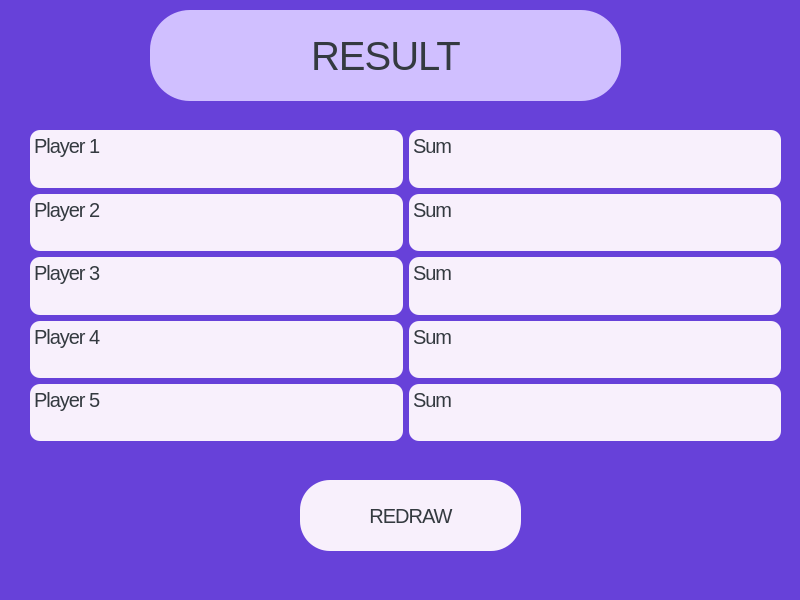
Qt form resultwindow.ui (arturgesiarz/Magic_Dice) before a commit.
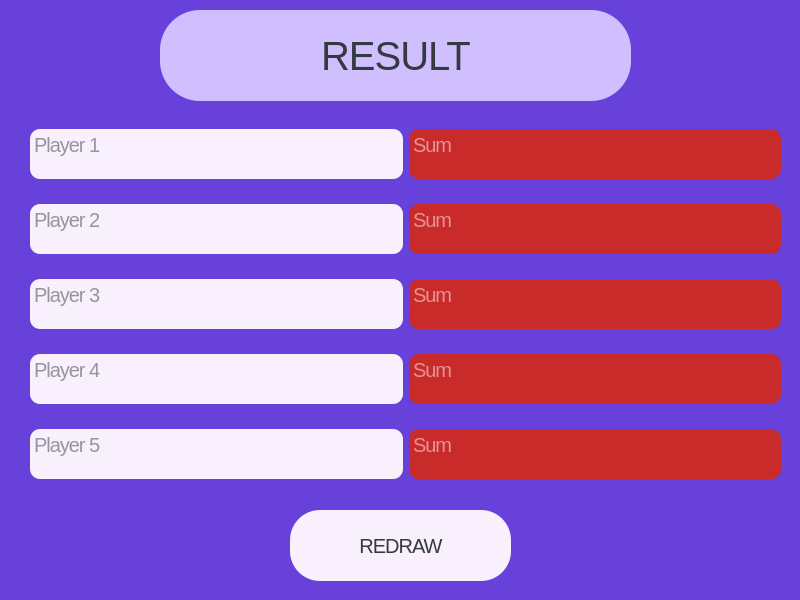
The same form after that commit.

What changed in the file:
```diff
--- a/resultwindow.ui
+++ b/resultwindow.ui
@@ -20,7 +20,7 @@
    <widget class="QLabel" name="resultLabel">
     <property name="geometry">
      <rect>
-      <x>150</x>
+      <x>160</x>
       <y>10</y>
       <width>471</width>
       <height>91</height>
@@ -44,8 +44,8 @@
    <widget class="QPushButton" name="btnRedraw">
     <property name="geometry">
      <rect>
-      <x>300</x>
-      <y>480</y>
+      <x>290</x>
+      <y>510</y>
       <width>221</width>
       <height>71</height>
      </rect>
@@ -67,9 +67,9 @@
     <property name="geometry">
      <rect>
       <x>30</x>
-      <y>130</y>
+      <y>110</y>
       <width>751</width>
-      <height>311</height>
+      <height>389</height>
      </rect>
     </property>
     <layout class="QHBoxLayout" name="horizontalLayout_3">
@@ -77,6 +77,12 @@
       <layout class="QVBoxLayout" name="verticalLayout_3">
        <item>
         <widget class="QTextEdit" name="player1">
+         <property name="maximumSize">
+          <size>
+           <width>16777215</width>
+           <height>50</height>
+          </size>
+         </property>
          <property name="styleSheet">
           <string notr="true">background-color: #f8f0fc;
 color: #343a40;
@@ -86,6 +92,12 @@
 border-radius: 10px;
 </string>
          </property>
+         <property name="readOnly">
+          <bool>true</bool>
+         </property>
+         <property name="markdown">
+          <string/>
+         </property>
          <property name="html">
           <string>&lt;!DOCTYPE HTML PUBLIC &quot;-//W3C//DTD HTML 4.0//EN&quot; &quot;http://www.w3.org/TR/REC-html40/strict.dtd&quot;&gt;
 &lt;html&gt;&lt;head&gt;&lt;meta name=&quot;qrichtext&quot; content=&quot;1&quot; /&gt;&lt;meta charset=&quot;utf-8&quot; /&gt;&lt;style type=&quot;text/css&quot;&gt;
@@ -94,15 +106,21 @@
 li.unchecked::marker { content: &quot;\2610&quot;; }
 li.checked::marker { content: &quot;\2612&quot;; }
 &lt;/style&gt;&lt;/head&gt;&lt;body style=&quot; font-family:'.AppleSystemUIFont'; font-size:20px; font-weight:400; font-style:normal; letter-spacing:-1px;&quot;&gt;
-&lt;p style=&quot; margin-top:0px; margin-bottom:0px; margin-left:0px; margin-right:0px; -qt-block-indent:0; text-indent:0px;&quot;&gt;&lt;span style=&quot; font-size:20px;&quot;&gt;Player 1&lt;/span&gt;&lt;/p&gt;&lt;/body&gt;&lt;/html&gt;</string>
+&lt;p style=&quot;-qt-paragraph-type:empty; margin-top:0px; margin-bottom:0px; margin-left:0px; margin-right:0px; -qt-block-indent:0; text-indent:0px;&quot;&gt;&lt;br /&gt;&lt;/p&gt;&lt;/body&gt;&lt;/html&gt;</string>
          </property>
          <property name="placeholderText">
-          <string/>
+          <string>Player 1  </string>
          </property>
         </widget>
        </item>
        <item>
         <widget class="QTextEdit" name="player2">
+         <property name="maximumSize">
+          <size>
+           <width>16777215</width>
+           <height>50</height>
+          </size>
+         </property>
          <property name="styleSheet">
           <string notr="true">background-color: #f8f0fc;
 color: #343a40;
@@ -112,6 +130,12 @@
 border-radius: 10px;
 </string>
          </property>
+         <property name="readOnly">
+          <bool>true</bool>
+         </property>
+         <property name="markdown">
+          <string/>
+         </property>
          <property name="html">
           <string>&lt;!DOCTYPE HTML PUBLIC &quot;-//W3C//DTD HTML 4.0//EN&quot; &quot;http://www.w3.org/TR/REC-html40/strict.dtd&quot;&gt;
 &lt;html&gt;&lt;head&gt;&lt;meta name=&quot;qrichtext&quot; content=&quot;1&quot; /&gt;&lt;meta charset=&quot;utf-8&quot; /&gt;&lt;style type=&quot;text/css&quot;&gt;
@@ -120,15 +144,21 @@
 li.unchecked::marker { content: &quot;\2610&quot;; }
 li.checked::marker { content: &quot;\2612&quot;; }
 &lt;/style&gt;&lt;/head&gt;&lt;body style=&quot; font-family:'.AppleSystemUIFont'; font-size:20px; font-weight:400; font-style:normal; letter-spacing:-1px;&quot;&gt;
-&lt;p style=&quot; margin-top:0px; margin-bottom:0px; margin-left:0px; margin-right:0px; -qt-block-indent:0; text-indent:0px;&quot;&gt;&lt;span style=&quot; font-size:20px;&quot;&gt;Player 2&lt;/span&gt;&lt;/p&gt;&lt;/body&gt;&lt;/html&gt;</string>
+&lt;p style=&quot;-qt-paragraph-type:empty; margin-top:0px; margin-bottom:0px; margin-left:0px; margin-right:0px; -qt-block-indent:0; text-indent:0px;&quot;&gt;&lt;br /&gt;&lt;/p&gt;&lt;/body&gt;&lt;/html&gt;</string>
          </property>
          <property name="placeholderText">
-          <string/>
+          <string>Player 2  </string>
          </property>
         </widget>
        </item>
        <item>
         <widget class="QTextEdit" name="player3">
+         <property name="maximumSize">
+          <size>
+           <width>16777215</width>
+           <height>50</height>
+          </size>
+         </property>
          <property name="styleSheet">
           <string notr="true">background-color: #f8f0fc;
 color: #343a40;
@@ -138,6 +168,12 @@
 border-radius: 10px;
 </string>
          </property>
+         <property name="readOnly">
+          <bool>true</bool>
+         </property>
+         <property name="markdown">
+          <string/>
+         </property>
          <property name="html">
           <string>&lt;!DOCTYPE HTML PUBLIC &quot;-//W3C//DTD HTML 4.0//EN&quot; &quot;http://www.w3.org/TR/REC-html40/strict.dtd&quot;&gt;
 &lt;html&gt;&lt;head&gt;&lt;meta name=&quot;qrichtext&quot; content=&quot;1&quot; /&gt;&lt;meta charset=&quot;utf-8&quot; /&gt;&lt;style type=&quot;text/css&quot;&gt;
@@ -146,15 +182,21 @@
 li.unchecked::marker { content: &quot;\2610&quot;; }
 li.checked::marker { content: &quot;\2612&quot;; }
 &lt;/style&gt;&lt;/head&gt;&lt;body style=&quot; font-family:'.AppleSystemUIFont'; font-size:20px; font-weight:400; font-style:normal; letter-spacing:-1px;&quot;&gt;
-&lt;p style=&quot; margin-top:0px; margin-bottom:0px; margin-left:0px; margin-right:0px; -qt-block-indent:0; text-indent:0px;&quot;&gt;&lt;span style=&quot; font-size:20px;&quot;&gt;Player 3&lt;/span&gt;&lt;/p&gt;&lt;/body&gt;&lt;/html&gt;</string>
+&lt;p style=&quot;-qt-paragraph-type:empty; margin-top:0px; margin-bottom:0px; margin-left:0px; margin-right:0px; -qt-block-indent:0; text-indent:0px;&quot;&gt;&lt;br /&gt;&lt;/p&gt;&lt;/body&gt;&lt;/html&gt;</string>
          </property>
          <property name="placeholderText">
-          <string/>
+          <string>Player 3  </string>
          </property>
         </widget>
        </item>
        <item>
         <widget class="QTextEdit" name="player4">
+         <property name="maximumSize">
+          <size>
+           <width>16777215</width>
+           <height>50</height>
+          </size>
+         </property>
          <property name="styleSheet">
           <string notr="true">background-color: #f8f0fc;
 color: #343a40;
@@ -164,6 +206,12 @@
 border-radius: 10px;
 </string>
          </property>
+         <property name="readOnly">
+          <bool>true</bool>
+         </property>
+         <property name="markdown">
+          <string/>
+         </property>
          <property name="html">
           <string>&lt;!DOCTYPE HTML PUBLIC &quot;-//W3C//DTD HTML 4.0//EN&quot; &quot;http://www.w3.org/TR/REC-html40/strict.dtd&quot;&gt;
 &lt;html&gt;&lt;head&gt;&lt;meta name=&quot;qrichtext&quot; content=&quot;1&quot; /&gt;&lt;meta charset=&quot;utf-8&quot; /&gt;&lt;style type=&quot;text/css&quot;&gt;
@@ -172,15 +220,21 @@
 li.unchecked::marker { content: &quot;\2610&quot;; }
 li.checked::marker { content: &quot;\2612&quot;; }
 &lt;/style&gt;&lt;/head&gt;&lt;body style=&quot; font-family:'.AppleSystemUIFont'; font-size:20px; font-weight:400; font-style:normal; letter-spacing:-1px;&quot;&gt;
-&lt;p style=&quot; margin-top:0px; margin-bottom:0px; margin-left:0px; margin-right:0px; -qt-block-indent:0; text-indent:0px;&quot;&gt;&lt;span style=&quot; font-size:20px;&quot;&gt;Player 4&lt;/span&gt;&lt;/p&gt;&lt;/body&gt;&lt;/html&gt;</string>
+&lt;p style=&quot;-qt-paragraph-type:empty; margin-top:0px; margin-bottom:0px; margin-left:0px; margin-right:0px; -qt-block-indent:0; text-indent:0px;&quot;&gt;&lt;br /&gt;&lt;/p&gt;&lt;/body&gt;&lt;/html&gt;</string>
          </property>
          <property name="placeholderText">
-          <string/>
+          <string>Player 4  </string>
          </property>
         </widget>
        </item>
        <item>
         <widget class="QTextEdit" name="player5">
+         <property name="maximumSize">
+          <size>
+           <width>16777215</width>
+           <height>50</height>
+          </size>
+         </property>
          <property name="styleSheet">
           <string notr="true">background-color: #f8f0fc;
 color: #343a40;
@@ -190,6 +244,12 @@
 border-radius: 10px;
 </string>
          </property>
+         <property name="readOnly">
+          <bool>true</bool>
+         </property>
+         <property name="markdown">
+          <string/>
+         </property>
          <property name="html">
           <string>&lt;!DOCTYPE HTML PUBLIC &quot;-//W3C//DTD HTML 4.0//EN&quot; &quot;http://www.w3.org/TR/REC-html40/strict.dtd&quot;&gt;
 &lt;html&gt;&lt;head&gt;&lt;meta name=&quot;qrichtext&quot; content=&quot;1&quot; /&gt;&lt;meta charset=&quot;utf-8&quot; /&gt;&lt;style type=&quot;text/css&quot;&gt;
@@ -198,10 +258,10 @@
 li.unchecked::marker { content: &quot;\2610&quot;; }
 li.checked::marker { content: &quot;\2612&quot;; }
 &lt;/style&gt;&lt;/head&gt;&lt;body style=&quot; font-family:'.AppleSystemUIFont'; font-size:20px; font-weight:400; font-style:normal; letter-spacing:-1px;&quot;&gt;
-&lt;p style=&quot; margin-top:0px; margin-bottom:0px; margin-left:0px; margin-right:0px; -qt-block-indent:0; text-indent:0px;&quot;&gt;&lt;span style=&quot; font-size:20px;&quot;&gt;Player 5&lt;/span&gt;&lt;/p&gt;&lt;/body&gt;&lt;/html&gt;</string>
+&lt;p style=&quot;-qt-paragraph-type:empty; margin-top:0px; margin-bottom:0px; margin-left:0px; margin-right:0px; -qt-block-indent:0; text-indent:0px;&quot;&gt;&lt;br /&gt;&lt;/p&gt;&lt;/body&gt;&lt;/html&gt;</string>
          </property>
          <property name="placeholderText">
-          <string/>
+          <string>Player 5  </string>
          </property>
         </widget>
        </item>
@@ -211,15 +271,27 @@
       <layout class="QVBoxLayout" name="verticalLayout">
        <item>
         <widget class="QTextEdit" name="sumPlayer1">
+         <property name="maximumSize">
+          <size>
+           <width>16777215</width>
+           <height>50</height>
+          </size>
+         </property>
          <property name="styleSheet">
-          <string notr="true">background-color: #f8f0fc;
-color: #343a40;
+          <string notr="true">background-color: #c92a2a;
+color: #fff;
 font: 20px;
 line-height: 1;
 letter-spacing: -1px;
 border-radius: 10px;
 </string>
          </property>
+         <property name="readOnly">
+          <bool>true</bool>
+         </property>
+         <property name="markdown">
+          <string/>
+         </property>
          <property name="html">
           <string>&lt;!DOCTYPE HTML PUBLIC &quot;-//W3C//DTD HTML 4.0//EN&quot; &quot;http://www.w3.org/TR/REC-html40/strict.dtd&quot;&gt;
 &lt;html&gt;&lt;head&gt;&lt;meta name=&quot;qrichtext&quot; content=&quot;1&quot; /&gt;&lt;meta charset=&quot;utf-8&quot; /&gt;&lt;style type=&quot;text/css&quot;&gt;
@@ -228,24 +300,36 @@
 li.unchecked::marker { content: &quot;\2610&quot;; }
 li.checked::marker { content: &quot;\2612&quot;; }
 &lt;/style&gt;&lt;/head&gt;&lt;body style=&quot; font-family:'.AppleSystemUIFont'; font-size:20px; font-weight:400; font-style:normal; letter-spacing:-1px;&quot;&gt;
-&lt;p style=&quot; margin-top:0px; margin-bottom:0px; margin-left:0px; margin-right:0px; -qt-block-indent:0; text-indent:0px;&quot;&gt;&lt;span style=&quot; font-size:20px;&quot;&gt;Sum &lt;/span&gt;&lt;/p&gt;&lt;/body&gt;&lt;/html&gt;</string>
+&lt;p style=&quot;-qt-paragraph-type:empty; margin-top:0px; margin-bottom:0px; margin-left:0px; margin-right:0px; -qt-block-indent:0; text-indent:0px;&quot;&gt;&lt;br /&gt;&lt;/p&gt;&lt;/body&gt;&lt;/html&gt;</string>
          </property>
          <property name="placeholderText">
-          <string/>
+          <string>Sum   </string>
          </property>
         </widget>
        </item>
        <item>
         <widget class="QTextEdit" name="sumPlayer2">
+         <property name="maximumSize">
+          <size>
+           <width>16777215</width>
+           <height>50</height>
+          </size>
+         </property>
          <property name="styleSheet">
-          <string notr="true">background-color: #f8f0fc;
-color: #343a40;
+          <string notr="true">background-color: #c92a2a;
+color: #fff;
 font: 20px;
 line-height: 1;
 letter-spacing: -1px;
 border-radius: 10px;
 </string>
          </property>
+         <property name="readOnly">
+          <bool>true</bool>
+         </property>
+         <property name="markdown">
+          <string/>
+         </property>
          <property name="html">
           <string>&lt;!DOCTYPE HTML PUBLIC &quot;-//W3C//DTD HTML 4.0//EN&quot; &quot;http://www.w3.org/TR/REC-html40/strict.dtd&quot;&gt;
 &lt;html&gt;&lt;head&gt;&lt;meta name=&quot;qrichtext&quot; content=&quot;1&quot; /&gt;&lt;meta charset=&quot;utf-8&quot; /&gt;&lt;style type=&quot;text/css&quot;&gt;
@@ -254,24 +338,36 @@
 li.unchecked::marker { content: &quot;\2610&quot;; }
 li.checked::marker { content: &quot;\2612&quot;; }
 &lt;/style&gt;&lt;/head&gt;&lt;body style=&quot; font-family:'.AppleSystemUIFont'; font-size:20px; font-weight:400; font-style:normal; letter-spacing:-1px;&quot;&gt;
-&lt;p style=&quot; margin-top:0px; margin-bottom:0px; margin-left:0px; margin-right:0px; -qt-block-indent:0; text-indent:0px;&quot;&gt;&lt;span style=&quot; font-size:20px;&quot;&gt;Sum&lt;/span&gt;&lt;/p&gt;&lt;/body&gt;&lt;/html&gt;</string>
+&lt;p style=&quot;-qt-paragraph-type:empty; margin-top:0px; margin-bottom:0px; margin-left:0px; margin-right:0px; -qt-block-indent:0; text-indent:0px;&quot;&gt;&lt;br /&gt;&lt;/p&gt;&lt;/body&gt;&lt;/html&gt;</string>
          </property>
          <property name="placeholderText">
-          <string/>
+          <string>Sum  </string>
          </property>
         </widget>
        </item>
        <item>
         <widget class="QTextEdit" name="sumPlayer3">
+         <property name="maximumSize">
+          <size>
+           <width>16777215</width>
+           <height>50</height>
+          </size>
+         </property>
          <property name="styleSheet">
-          <string notr="true">background-color: #f8f0fc;
-color: #343a40;
+          <string notr="true">background-color: #c92a2a;
+color: #fff;
 font: 20px;
 line-height: 1;
 letter-spacing: -1px;
 border-radius: 10px;
 </string>
          </property>
+         <property name="readOnly">
+          <bool>true</bool>
+         </property>
+         <property name="markdown">
+          <string/>
+         </property>
          <property name="html">
           <string>&lt;!DOCTYPE HTML PUBLIC &quot;-//W3C//DTD HTML 4.0//EN&quot; &quot;http://www.w3.org/TR/REC-html40/strict.dtd&quot;&gt;
 &lt;html&gt;&lt;head&gt;&lt;meta name=&quot;qrichtext&quot; content=&quot;1&quot; /&gt;&lt;meta charset=&quot;utf-8&quot; /&gt;&lt;style type=&quot;text/css&quot;&gt;
@@ -280,24 +376,36 @@
 li.unchecked::marker { content: &quot;\2610&quot;; }
 li.checked::marker { content: &quot;\2612&quot;; }
 &lt;/style&gt;&lt;/head&gt;&lt;body style=&quot; font-family:'.AppleSystemUIFont'; font-size:20px; font-weight:400; font-style:normal; letter-spacing:-1px;&quot;&gt;
-&lt;p style=&quot; margin-top:0px; margin-bottom:0px; margin-left:0px; margin-right:0px; -qt-block-indent:0; text-indent:0px;&quot;&gt;&lt;span style=&quot; font-size:20px;&quot;&gt;Sum&lt;/span&gt;&lt;/p&gt;&lt;/body&gt;&lt;/html&gt;</string>
+&lt;p style=&quot;-qt-paragraph-type:empty; margin-top:0px; margin-bottom:0px; margin-left:0px; margin-right:0px; -qt-block-indent:0; text-indent:0px;&quot;&gt;&lt;br /&gt;&lt;/p&gt;&lt;/body&gt;&lt;/html&gt;</string>
          </property>
          <property name="placeholderText">
-          <string/>
+          <string>Sum  </string>
          </property>
         </widget>
        </item>
        <item>
         <widget class="QTextEdit" name="sumPlayer4">
+         <property name="maximumSize">
+          <size>
+           <width>16777215</width>
+           <height>50</height>
+          </size>
+         </property>
          <property name="styleSheet">
-          <string notr="true">background-color: #f8f0fc;
-color: #343a40;
+          <string notr="true">background-color: #c92a2a;
+color: #fff;
 font: 20px;
 line-height: 1;
 letter-spacing: -1px;
 border-radius: 10px;
 </string>
          </property>
+         <property name="readOnly">
+          <bool>true</bool>
+         </property>
+         <property name="markdown">
+          <string/>
+         </property>
          <property name="html">
           <string>&lt;!DOCTYPE HTML PUBLIC &quot;-//W3C//DTD HTML 4.0//EN&quot; &quot;http://www.w3.org/TR/REC-html40/strict.dtd&quot;&gt;
 &lt;html&gt;&lt;head&gt;&lt;meta name=&quot;qrichtext&quot; content=&quot;1&quot; /&gt;&lt;meta charset=&quot;utf-8&quot; /&gt;&lt;style type=&quot;text/css&quot;&gt;
@@ -306,24 +414,36 @@
 li.unchecked::marker { content: &quot;\2610&quot;; }
 li.checked::marker { content: &quot;\2612&quot;; }
 &lt;/style&gt;&lt;/head&gt;&lt;body style=&quot; font-family:'.AppleSystemUIFont'; font-size:20px; font-weight:400; font-style:normal; letter-spacing:-1px;&quot;&gt;
-&lt;p style=&quot; margin-top:0px; margin-bottom:0px; margin-left:0px; margin-right:0px; -qt-block-indent:0; text-indent:0px;&quot;&gt;&lt;span style=&quot; font-size:20px;&quot;&gt;Sum&lt;/span&gt;&lt;/p&gt;&lt;/body&gt;&lt;/html&gt;</string>
+&lt;p style=&quot;-qt-paragraph-type:empty; margin-top:0px; margin-bottom:0px; margin-left:0px; margin-right:0px; -qt-block-indent:0; text-indent:0px;&quot;&gt;&lt;br /&gt;&lt;/p&gt;&lt;/body&gt;&lt;/html&gt;</string>
          </property>
          <property name="placeholderText">
-          <string/>
+          <string>Sum  </string>
          </property>
         </widget>
        </item>
        <item>
         <widget class="QTextEdit" name="sumPlayer5">
+         <property name="maximumSize">
+          <size>
+           <width>16777215</width>
+           <height>50</height>
+          </size>
+         </property>
          <property name="styleSheet">
-          <string notr="true">background-color: #f8f0fc;
-color: #343a40;
+          <string notr="true">background-color: #c92a2a;
+color: #fff;
 font: 20px;
 line-height: 1;
 letter-spacing: -1px;
 border-radius: 10px;
 </string>
          </property>
+         <property name="readOnly">
+          <bool>true</bool>
+         </property>
+         <property name="markdown">
+          <string/>
+         </property>
          <property name="html">
           <string>&lt;!DOCTYPE HTML PUBLIC &quot;-//W3C//DTD HTML 4.0//EN&quot; &quot;http://www.w3.org/TR/REC-html40/strict.dtd&quot;&gt;
 &lt;html&gt;&lt;head&gt;&lt;meta name=&quot;qrichtext&quot; content=&quot;1&quot; /&gt;&lt;meta charset=&quot;utf-8&quot; /&gt;&lt;style type=&quot;text/css&quot;&gt;
@@ -332,10 +452,10 @@
 li.unchecked::marker { content: &quot;\2610&quot;; }
 li.checked::marker { content: &quot;\2612&quot;; }
 &lt;/style&gt;&lt;/head&gt;&lt;body style=&quot; font-family:'.AppleSystemUIFont'; font-size:20px; font-weight:400; font-style:normal; letter-spacing:-1px;&quot;&gt;
-&lt;p style=&quot; margin-top:0px; margin-bottom:0px; margin-left:0px; margin-right:0px; -qt-block-indent:0; text-indent:0px;&quot;&gt;&lt;span style=&quot; font-size:20px;&quot;&gt;Sum&lt;/span&gt;&lt;/p&gt;&lt;/body&gt;&lt;/html&gt;</string>
+&lt;p style=&quot;-qt-paragraph-type:empty; margin-top:0px; margin-bottom:0px; margin-left:0px; margin-right:0px; -qt-block-indent:0; text-indent:0px;&quot;&gt;&lt;br /&gt;&lt;/p&gt;&lt;/body&gt;&lt;/html&gt;</string>
          </property>
          <property name="placeholderText">
-          <string/>
+          <string>Sum  </string>
          </property>
         </widget>
        </item>
@@ -344,17 +464,6 @@
     </layout>
    </widget>
   </widget>
-  <widget class="QMenuBar" name="menubar">
-   <property name="geometry">
-    <rect>
-     <x>0</x>
-     <y>0</y>
-     <width>800</width>
-     <height>24</height>
-    </rect>
-   </property>
-  </widget>
-  <widget class="QStatusBar" name="statusbar"/>
  </widget>
  <resources/>
  <connections/>
```
